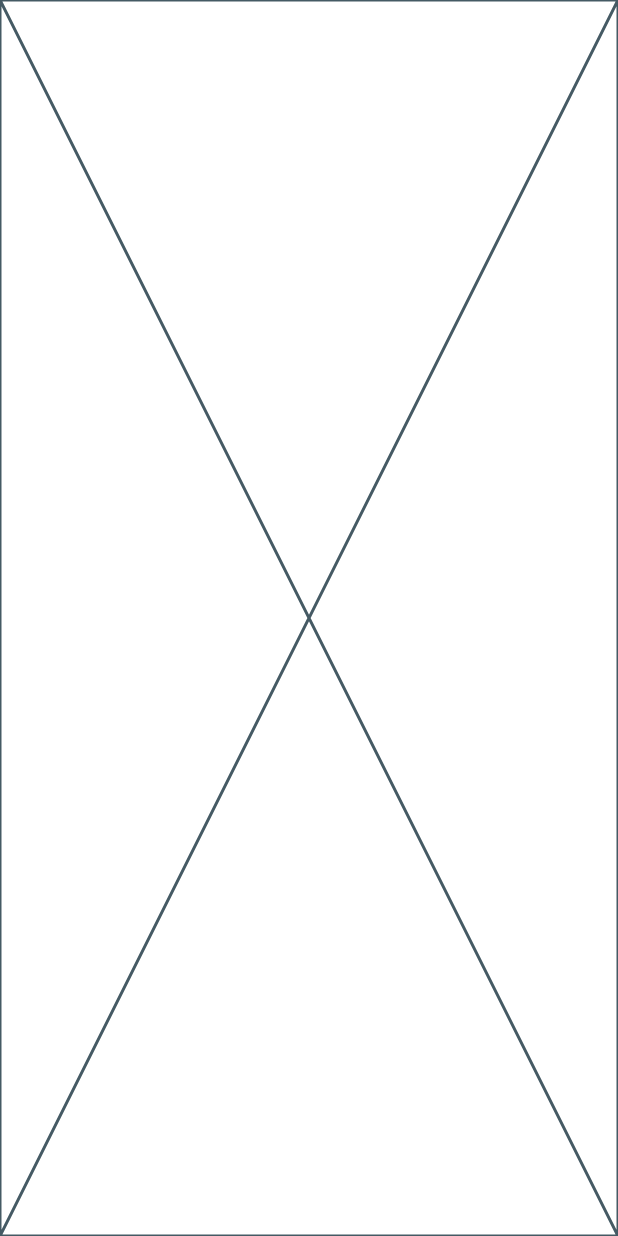
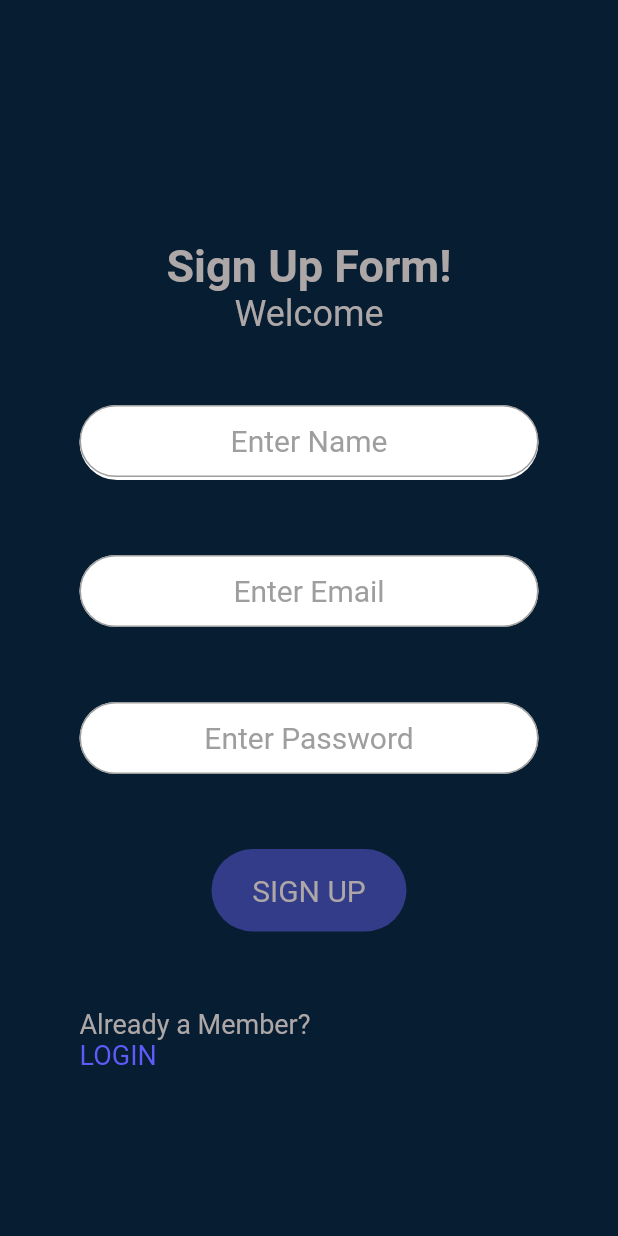
Before and after one commit to Squidank/uas-to-do-list-app, a Flutter app: the screen it shows after launch, after a tap on "SIGN UP", on a phone screen of 412 x 824 dp. Run offline on Flutter 3.47's test engine with Material 2 defaults, Android fonts, the phone set to English and light mode, and no system bars; our stand-ins replace google_fonts.

Commit message:
Add files via upload

```diff
--- a/lib/signupPage.dart
+++ b/lib/signupPage.dart
@@ -1,11 +1,137 @@
+import 'package:flutter/material.dart';
 import 'package:flutter/src/widgets/framework.dart';
 import 'package:flutter/src/widgets/placeholder.dart';
+import 'package:google_fonts/google_fonts.dart';
+import 'package:uas/loginPage.dart';
 
 class signupPage extends StatelessWidget {
-  const signupPage ({super.key});
+  const signupPage({super.key});
+
+  Widget txtField(String hintText, bool password) {
+    return Container(
+        child: TextField(
+      textAlign: TextAlign.center,
+      obscureText:
+          password, // Mengatur teks tersembunyi(True) tdk tersembunyi(False)
+      decoration: InputDecoration(
+          enabledBorder: const OutlineInputBorder(
+              borderSide: BorderSide(color: Colors.grey),
+              borderRadius: BorderRadius.all(Radius.circular(30))),
+          focusedBorder: const OutlineInputBorder(
+              borderSide: BorderSide(color: Colors.grey),
+              borderRadius: BorderRadius.all(Radius.circular(30))),
+          contentPadding: EdgeInsets.all(10),
+          hintText: hintText,
+          hintStyle: TextStyle(fontSize: 20, color: Colors.grey)),
+    ));
+  }
 
   @override
   Widget build(BuildContext context) {
-    return const Placeholder();
+    return Scaffold(
+      backgroundColor: Color(0xff071D31),
+      body: Stack(
+        children: [
+          Column(
+            children: [
+              SizedBox(
+                height: 160,
+              ),
+              Center(
+                child: Text(
+                  'Sign Up Form!',
+                  style: GoogleFonts.roboto(
+                      fontWeight: FontWeight.w600,
+                      fontSize: 30,
+                      color: Color(0xffADA7A7)),
+                ),
+              ),
+              Center(
+                child: Text(
+                  'Welcome',
+                  style: GoogleFonts.roboto(
+                      fontWeight: FontWeight.w400,
+                      fontSize: 24,
+                      color: Color(0xffADA7A7)),
+                ),
+              ),
+            ],
+          ),
+          Container(
+            margin: const EdgeInsets.only(
+              top: 270,
+              right: 53,
+              left: 53,
+            ),
+            child: Column(children: [
+              Container(
+                  height: 50,
+                  margin: EdgeInsets.only(bottom: 50),
+                  decoration: BoxDecoration(
+                      color: Colors.white,
+                      borderRadius: BorderRadius.circular(30)),
+                  child: txtField('Enter Name', false)),
+              Container(
+                  margin: EdgeInsets.only(bottom: 50),
+                  decoration: BoxDecoration(
+                      color: Colors.white,
+                      borderRadius: BorderRadius.circular(30)),
+                  child: txtField('Enter Email', false)),
+              Container(
+                  margin: EdgeInsets.only(bottom: 50),
+                  decoration: BoxDecoration(
+                      color: Colors.white,
+                      borderRadius: BorderRadius.circular(30)),
+                  child: txtField('Enter Password', true)),
+              Container(
+                  width: 130,
+                  height: 55,
+                  margin: EdgeInsets.only(bottom: 50),
+                  decoration: BoxDecoration(
+                      color: Color(0xff333C89),
+                      borderRadius: BorderRadius.circular(30)),
+                  child: Center(
+                    child: Text(
+                      'SIGN UP',
+                      style: GoogleFonts.roboto(
+                          fontWeight: FontWeight.w400,
+                          fontSize: 20,
+                          color: Color(0xffADA7A7)),
+                    ),
+                  ))
+            ]),
+          ),
+          Positioned(
+            bottom: 110,
+            left: 53,
+            child: Column(
+              crossAxisAlignment: CrossAxisAlignment.start,
+              children: [
+                Text(
+                  'Already a Member?',
+                  style: GoogleFonts.roboto(
+                      fontWeight: FontWeight.w400,
+                      fontSize: 18,
+                      color: Color(0xffADA7A7)),
+                ),
+                GestureDetector(onTap: () {
+                  Navigator.push(context,
+                      MaterialPageRoute(builder: (context) => loginPage()));},
+                  child: InkWell(
+                    child: Text(
+                      'LOGIN',
+                      style: GoogleFonts.roboto(
+                          fontWeight: FontWeight.w400,
+                          fontSize: 18,
+                          color: Color(0xff5E5BFB)),
+                    ),
+                  )
+                )
+              ],
+            ),
+          ),
+        ],
+      ),
+    );
   }
 }
--- a/lib/startPage.dart
+++ b/lib/startPage.dart
@@ -61,7 +61,7 @@ class startPage extends StatelessWidget {
                             Navigator.push(
                                 context,
                                 MaterialPageRoute(
-                                    builder: (context) => signupPage()));
+                                    builder: (context) => loginPage()));
                           },
                           child: Container(
                             width: 130,
@@ -76,7 +76,7 @@ class startPage extends StatelessWidget {
                                 'LOGIN',
                                 style: GoogleFonts.roboto(
                                     fontSize: 24,
-                                    fontWeight: FontWeight.w600,
+                                    fontWeight: FontWeight.w500,
                                     color: Colors.white),
                               ),
                             ),
@@ -101,7 +101,7 @@ class startPage extends StatelessWidget {
                                 'SIGN UP',
                                 style: GoogleFonts.roboto(
                                     fontSize: 24,
-                                    fontWeight: FontWeight.w600,
+                                    fontWeight: FontWeight.w500,
                                     color: Colors.white),
                               ),
                             ),
```
